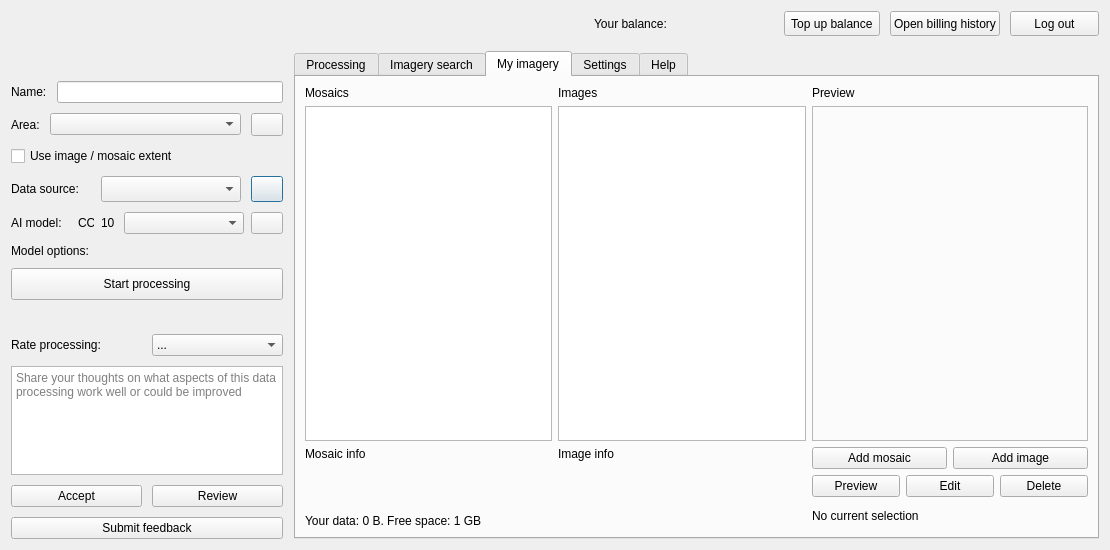
Above: mapflow/dialogs/static/ui/main_dialog.ui from Geoalert/mapflow-qgis before the change. Below: the same form after it.
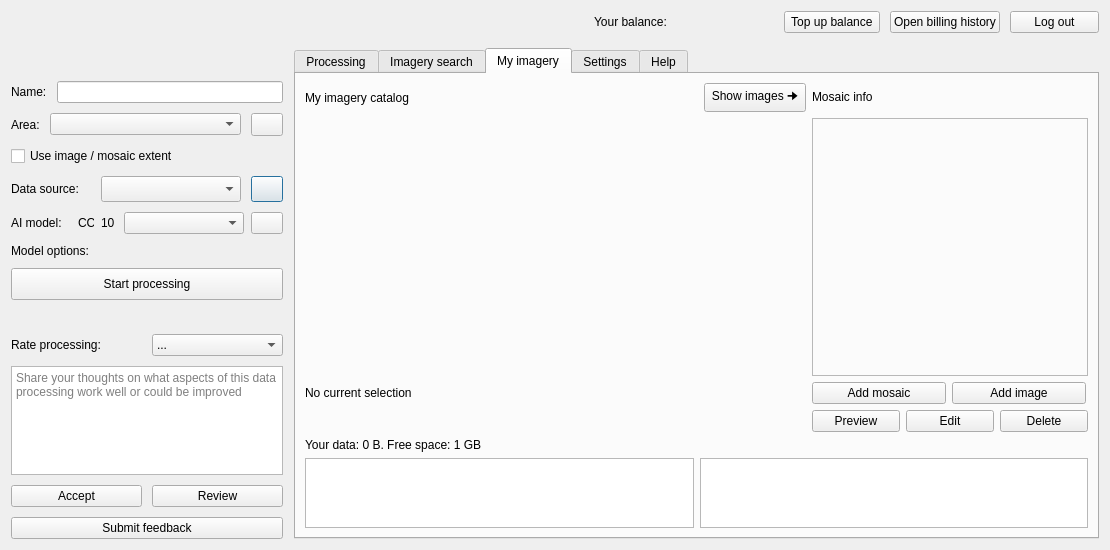
That is the form after the change. The open tabs and pages were chosen to show the change. Icons and pictures are not drawn. Custom widgets are drawn as their Qt base class.

Commit message: One table (show images only on a click)

Patch:
```diff
--- a/mapflow/dialogs/static/ui/main_dialog.ui
+++ b/mapflow/dialogs/static/ui/main_dialog.ui
@@ -1352,33 +1352,15 @@
             <layout class="QHBoxLayout" name="horizontalLayout_11">
              <item>
               <layout class="QGridLayout" name="gridLayout_6">
-               <item row="3" column="2">
-                <layout class="QHBoxLayout" name="horizontalLayout_16">
-                 <item>
-                  <widget class="QPushButton" name="addMosaicButton">
-                   <property name="text">
-                    <string>Add mosaic</string>
-                   </property>
-                  </widget>
-                 </item>
-                 <item>
-                  <widget class="QPushButton" name="addImageButton">
-                   <property name="text">
-                    <string>Add image</string>
-                   </property>
-                  </widget>
-                 </item>
-                </layout>
-               </item>
-               <item row="3" column="0" rowspan="2">
+               <item row="7" column="0">
                 <layout class="QHBoxLayout" name="horizontalLayout_18">
                  <item>
                   <widget class="QLabel" name="mosaicInfo">
                    <property name="text">
-                    <string>Mosaic info</string>
+                    <string/>
                    </property>
                    <property name="alignment">
-                    <set>Qt::AlignLeading|Qt::AlignLeft|Qt::AlignTop</set>
+                    <set>Qt::AlignLeading|Qt::AlignLeft|Qt::AlignVCenter</set>
                    </property>
                    <property name="margin">
                     <number>0</number>
@@ -1390,90 +1372,19 @@
                  </item>
                 </layout>
                </item>
-               <item row="0" column="2">
-                <widget class="QLabel" name="label_8">
-                 <property name="sizePolicy">
-                  <sizepolicy hsizetype="Preferred" vsizetype="Fixed">
-                   <horstretch>0</horstretch>
-                   <verstretch>0</verstretch>
-                  </sizepolicy>
-                 </property>
-                 <property name="text">
-                  <string>Preview</string>
-                 </property>
-                </widget>
-               </item>
-               <item row="1" column="1">
-                <widget class="QTableWidget" name="imageTable">
-                 <property name="minimumSize">
-                  <size>
-                   <width>100</width>
-                   <height>0</height>
-                  </size>
-                 </property>
-                </widget>
-               </item>
-               <item row="0" column="0">
-                <widget class="QLabel" name="label_6">
-                 <property name="text">
-                  <string>Mosaics</string>
-                 </property>
-                </widget>
-               </item>
-               <item row="5" column="2">
-                <widget class="QLabel" name="catalogSelectionLabel">
-                 <property name="sizePolicy">
-                  <sizepolicy hsizetype="Maximum" vsizetype="Preferred">
-                   <horstretch>0</horstretch>
-                   <verstretch>0</verstretch>
-                  </sizepolicy>
-                 </property>
-                 <property name="maximumSize">
-                  <size>
-                   <width>256</width>
-                   <height>16777215</height>
-                  </size>
-                 </property>
-                 <property name="text">
-                  <string>No current selection</string>
-                 </property>
-                </widget>
-               </item>
-               <item row="3" column="1" rowspan="2">
-                <layout class="QHBoxLayout" name="horizontalLayout_19">
-                 <item>
-                  <widget class="QLabel" name="imageDetails">
-                   <property name="text">
-                    <string>Image info</string>
-                   </property>
-                   <property name="alignment">
-                    <set>Qt::AlignLeading|Qt::AlignLeft|Qt::AlignTop</set>
-                   </property>
-                  </widget>
-                 </item>
-                </layout>
-               </item>
-               <item row="0" column="1">
-                <widget class="QLabel" name="label_7">
-                 <property name="text">
-                  <string>Images</string>
-                 </property>
-                </widget>
-               </item>
-               <item row="1" column="0">
-                <widget class="QTableWidget" name="mosaicTable">
-                 <property name="minimumSize">
-                  <size>
-                   <width>100</width>
-                   <height>0</height>
-                  </size>
-                 </property>
-                </widget>
-               </item>
-               <item row="4" column="2">
+               <item row="7" column="2">
                 <layout class="QHBoxLayout" name="horizontalLayout_15">
+                 <property name="sizeConstraint">
+                  <enum>QLayout::SetMaximumSize</enum>
+                 </property>
                  <item>
                   <widget class="QPushButton" name="previewCatalogButton">
+                   <property name="maximumSize">
+                    <size>
+                     <width>88</width>
+                     <height>16777215</height>
+                    </size>
+                   </property>
                    <property name="text">
                     <string>Preview</string>
                    </property>
@@ -1481,6 +1392,12 @@
                  </item>
                  <item>
                   <widget class="QPushButton" name="editCatalogButton">
+                   <property name="maximumSize">
+                    <size>
+                     <width>88</width>
+                     <height>16777215</height>
+                    </size>
+                   </property>
                    <property name="text">
                     <string>Edit</string>
                    </property>
@@ -1488,6 +1405,12 @@
                  </item>
                  <item>
                   <widget class="QPushButton" name="deleteCatalogButton">
+                   <property name="maximumSize">
+                    <size>
+                     <width>88</width>
+                     <height>16777215</height>
+                    </size>
+                   </property>
                    <property name="text">
                     <string>Delete</string>
                    </property>
@@ -1495,22 +1418,60 @@
                  </item>
                 </layout>
                </item>
-               <item row="5" column="0" colspan="2">
+               <item row="0" column="0">
                 <layout class="QHBoxLayout" name="horizontalLayout_14">
-                 <property name="topMargin">
-                  <number>11</number>
-                 </property>
                  <item>
-                  <widget class="QLabel" name="dataLimit">
+                  <widget class="QLabel" name="label_6">
                    <property name="text">
-                    <string>Your data: 0 B. Free space: 1 GB</string>
+                    <string>My imagery catalog</string>
+                   </property>
+                  </widget>
+                 </item>
+                 <item>
+                  <spacer name="horizontalSpacer_8">
+                   <property name="orientation">
+                    <enum>Qt::Horizontal</enum>
+                   </property>
+                   <property name="sizeHint" stdset="0">
+                    <size>
+                     <width>40</width>
+                     <height>20</height>
+                    </size>
+                   </property>
+                  </spacer>
+                 </item>
+                 <item>
+                  <widget class="QPushButton" name="switchTablesButton">
+                   <property name="maximumSize">
+                    <size>
+                     <width>16777215</width>
+                     <height>16777215</height>
+                    </size>
+                   </property>
+                   <property name="layoutDirection">
+                    <enum>Qt::LeftToRight</enum>
+                   </property>
+                   <property name="text">
+                    <string> Show images 🠊 </string>
                    </property>
                   </widget>
                  </item>
                 </layout>
                </item>
-               <item row="1" column="2">
+               <item row="4" column="2">
                 <widget class="QFrame" name="verticalFrame">
+                 <property name="minimumSize">
+                  <size>
+                   <width>0</width>
+                   <height>0</height>
+                  </size>
+                 </property>
+                 <property name="maximumSize">
+                  <size>
+                   <width>278</width>
+                   <height>16777215</height>
+                  </size>
+                 </property>
                  <property name="frameShape">
                   <enum>QFrame::StyledPanel</enum>
                  </property>
@@ -1542,17 +1503,145 @@
                      <string/>
                     </property>
                     <property name="alignment">
-                     <set>Qt::AlignCenter</set>
+                     <set>Qt::AlignLeading|Qt::AlignLeft|Qt::AlignVCenter</set>
                     </property>
                    </widget>
                   </item>
                  </layout>
                 </widget>
                </item>
+               <item row="4" column="0">
+                <layout class="QVBoxLayout" name="catalogTableLayout">
+                 <property name="rightMargin">
+                  <number>0</number>
+                 </property>
+                </layout>
+               </item>
+               <item row="6" column="2">
+                <layout class="QHBoxLayout" name="horizontalLayout_16">
+                 <item>
+                  <widget class="QPushButton" name="addMosaicButton">
+                   <property name="maximumSize">
+                    <size>
+                     <width>134</width>
+                     <height>16777215</height>
+                    </size>
+                   </property>
+                   <property name="text">
+                    <string>Add mosaic</string>
+                   </property>
+                  </widget>
+                 </item>
+                 <item>
+                  <widget class="QPushButton" name="addImageButton">
+                   <property name="maximumSize">
+                    <size>
+                     <width>134</width>
+                     <height>16777215</height>
+                    </size>
+                   </property>
+                   <property name="text">
+                    <string>Add image</string>
+                   </property>
+                  </widget>
+                 </item>
+                </layout>
+               </item>
+               <item row="0" column="2">
+                <layout class="QHBoxLayout" name="horizontalLayout_17">
+                 <property name="topMargin">
+                  <number>0</number>
+                 </property>
+                 <item>
+                  <widget class="QLabel" name="infoPreviewLabel">
+                   <property name="sizePolicy">
+                    <sizepolicy hsizetype="Preferred" vsizetype="Fixed">
+                     <horstretch>0</horstretch>
+                     <verstretch>0</verstretch>
+                    </sizepolicy>
+                   </property>
+                   <property name="maximumSize">
+                    <size>
+                     <width>278</width>
+                     <height>16777215</height>
+                    </size>
+                   </property>
+                   <property name="text">
+                    <string>Mosaic info</string>
+                   </property>
+                  </widget>
+                 </item>
+                </layout>
+               </item>
+               <item row="6" column="0">
+                <widget class="QLabel" name="catalogSelectionLabel">
+                 <property name="sizePolicy">
+                  <sizepolicy hsizetype="Maximum" vsizetype="Preferred">
+                   <horstretch>0</horstretch>
+                   <verstretch>0</verstretch>
+                  </sizepolicy>
+                 </property>
+                 <property name="minimumSize">
+                  <size>
+                   <width>278</width>
+                   <height>0</height>
+                  </size>
+                 </property>
+                 <property name="maximumSize">
+                  <size>
+                   <width>16777215</width>
+                   <height>16777215</height>
+                  </size>
+                 </property>
+                 <property name="text">
+                  <string>No current selection</string>
+                 </property>
+                 <property name="alignment">
+                  <set>Qt::AlignLeading|Qt::AlignLeft|Qt::AlignVCenter</set>
+                 </property>
+                </widget>
+               </item>
               </layout>
              </item>
             </layout>
            </item>
+           <item>
+            <widget class="QLabel" name="dataLimit">
+             <property name="text">
+              <string>Your data: 0 B. Free space: 1 GB</string>
+             </property>
+            </widget>
+           </item>
+           <item>
+            <layout class="QHBoxLayout" name="horizontalLayout_13">
+             <property name="sizeConstraint">
+              <enum>QLayout::SetDefaultConstraint</enum>
+             </property>
+             <property name="topMargin">
+              <number>0</number>
+             </property>
+             <item>
+              <widget class="QTableWidget" name="mosaicTable">
+               <property name="maximumSize">
+                <size>
+                 <width>16777215</width>
+                 <height>16777215</height>
+                </size>
+               </property>
+              </widget>
+             </item>
+             <item>
+              <widget class="QTableWidget" name="imageTable">
+               <property name="maximumSize">
+                <size>
+                 <width>16777215</width>
+                 <height>16777215</height>
+                </size>
+               </property>
+              </widget>
+             </item>
+            </layout>
+           </item>
           </layout>
          </widget>
          <widget class="QWidget" name="settingsTab">
```
Left out of the diff: 2 changed lines with no effect on the pictures. The commit also changes 4 other files.
